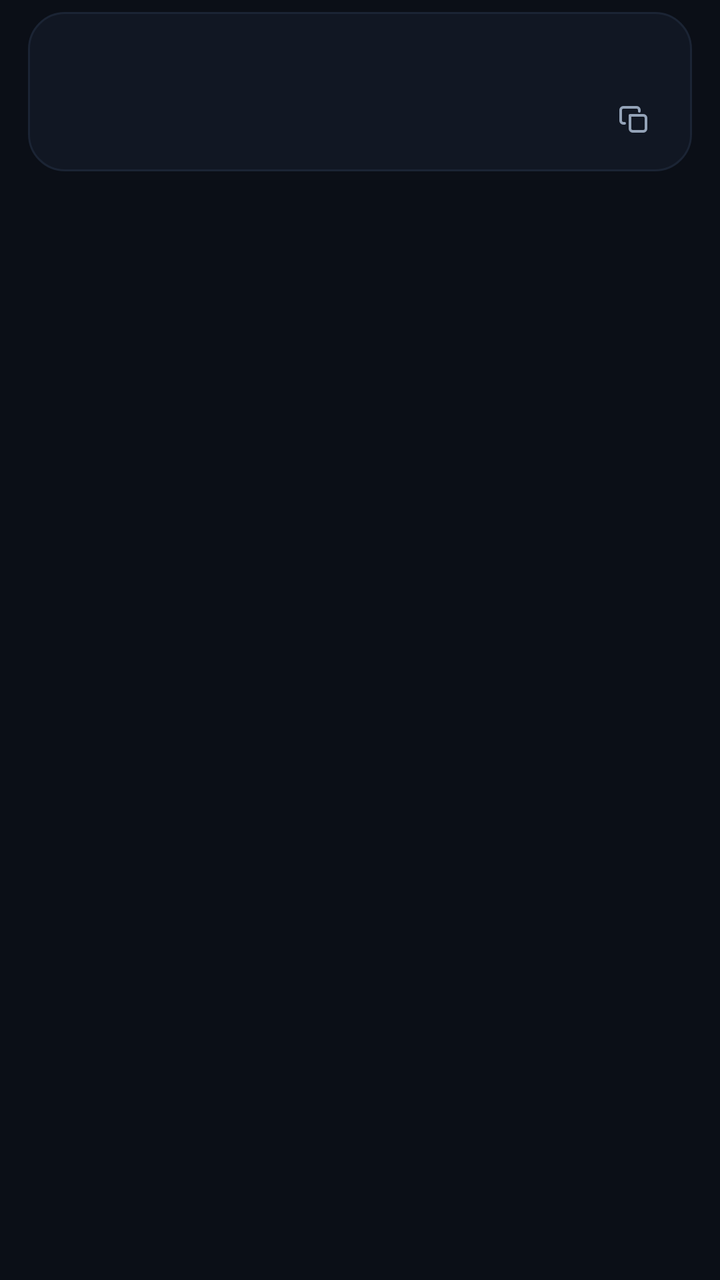
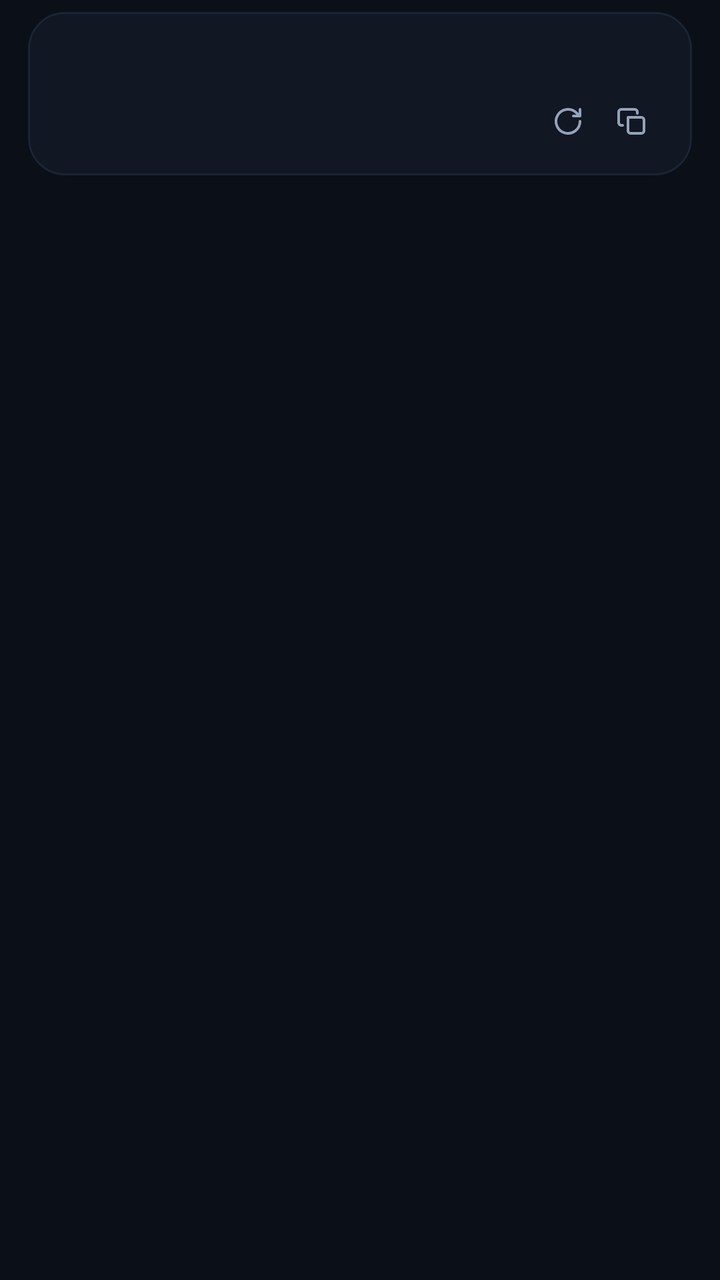

Compare the two renders of this Android layout. The source of the first and the diff that turns it into the second are given below.
<!-- AndroidManifest.xml: application theme Theme.Tree4Five -->
<!-- res/layout/item_chat_assistant.xml -->
<?xml version="1.0" encoding="utf-8"?>
<LinearLayout xmlns:android="http://schemas.android.com/apk/res/android"
    android:layout_width="match_parent"
    android:layout_height="wrap_content"
    android:orientation="vertical"
    android:paddingHorizontal="14dp"
    android:paddingVertical="6dp">

    <LinearLayout
        android:layout_width="match_parent"
        android:layout_height="wrap_content"
        android:background="@drawable/bg_chat_assistant"
        android:orientation="vertical"
        android:paddingHorizontal="15dp"
        android:paddingVertical="12dp">

        <TextView
            android:id="@+id/tvMessage"
            android:layout_width="match_parent"
            android:layout_height="wrap_content"
            android:lineSpacingExtra="4dp"
            android:textColor="@color/colorOnSurface"
            android:textIsSelectable="true"
            android:textSize="14.5sp" />

        <LinearLayout
            android:id="@+id/layoutMeta"
            android:layout_width="match_parent"
            android:layout_height="wrap_content"
            android:layout_marginTop="8dp"
            android:gravity="center_vertical"
            android:orientation="horizontal">

            <TextView
                android:id="@+id/tvMeta"
                android:layout_width="0dp"
                android:layout_height="wrap_content"
                android:layout_weight="1"
                android:fontFamily="monospace"
                android:textColor="@color/colorFaint"
                android:textSize="11sp" />

            <ImageView
                android:id="@+id/btnCopy"
                android:layout_width="28dp"
                android:layout_height="28dp"
                android:contentDescription="Copier"
                android:padding="6dp"
                android:src="@drawable/ic_copy" />
        </LinearLayout>
    </LinearLayout>
</LinearLayout>
<!-- resources referenced by this layout -->
<resources>
  <color name="colorFaint">#64748B</color>
  <color name="colorOnSurface">#E2E8F0</color>
  <!-- drawable bg_chat_assistant (drawable) -->
  <?xml version="1.0" encoding="utf-8"?>
  <shape xmlns:android="http://schemas.android.com/apk/res/android" android:shape="rectangle">
      <solid android:color="#111723" />
      <stroke android:width="1dp" android:color="#1B2434" />
      <corners android:radius="18dp" />
  </shape>
  <!-- drawable ic_copy (drawable) -->
  <?xml version="1.0" encoding="utf-8"?>
  <vector xmlns:android="http://schemas.android.com/apk/res/android"
      android:width="16dp"
      android:height="16dp"
      android:viewportWidth="24"
      android:viewportHeight="24">
      <path
          android:fillColor="#00000000"
          android:strokeColor="@color/colorMuted"
          android:strokeWidth="2"
          android:strokeLineCap="round"
          android:strokeLineJoin="round"
          android:pathData="M9,9 L19,9 A2,2 0 0 1 21,11 L21,19 A2,2 0 0 1 19,21 L11,21 A2,2 0 0 1 9,19 Z M5,15 L4,15 A2,2 0 0 1 2,13 L2,5 A2,2 0 0 1 4,3 L14,3 A2,2 0 0 1 16,5 L16,6" />
  </vector>
  <style name="Theme.Tree4Five" parent="Theme.MaterialComponents.DayNight.NoActionBar">
          <item name="colorPrimary">@color/colorPrimary</item>
          <item name="colorPrimaryVariant">@color/colorPrimaryVariant</item>
          <item name="colorOnPrimary">@color/colorOnPrimary</item>
          <item name="colorSecondary">@color/colorSecondary</item>
          <item name="colorSecondaryVariant">@color/colorSecondaryVariant</item>
          <item name="colorOnSecondary">@color/colorOnSecondary</item>
          <item name="android:colorBackground">@color/colorBackground</item>
          <item name="colorSurface">@color/colorSurface</item>
          <item name="colorOnBackground">@color/colorOnBackground</item>
          <item name="colorOnSurface">@color/colorOnSurface</item>
          <item name="android:statusBarColor">@color/colorBackground</item>
          <item name="android:navigationBarColor">@color/colorNavBar</item>
          <item name="android:windowBackground">@color/colorBackground</item>
          <item name="colorControlActivated">@color/colorPrimary</item>
          <item name="colorControlHighlight">#2210B981</item>
          <item name="materialAlertDialogTheme">@style/ThemeOverlay.Tree4Five.Dialog</item>
      </style>
  <color name="colorMuted">#94A3B8</color>
  <color name="colorPrimary">#10B981</color>
  <color name="colorPrimaryVariant">#059669</color>
  <color name="colorOnPrimary">#04150F</color>
  <color name="colorSecondary">#22D3EE</color>
  <color name="colorSecondaryVariant">#0891B2</color>
  <color name="colorOnSecondary">#06131A</color>
  <color name="colorBackground">#0B0F17</color>
  <color name="colorSurface">#131A26</color>
  <color name="colorOnBackground">#F1F5F9</color>
  <color name="colorNavBar">#0E131D</color>
  <style name="ThemeOverlay.Tree4Five.Dialog" parent="ThemeOverlay.MaterialComponents.MaterialAlertDialog">
          <item name="android:background">@color/colorSurface</item>
          <item name="colorSurface">@color/colorSurface</item>
          <item name="colorOnSurface">@color/colorOnSurface</item>
          <item name="colorPrimary">@color/colorPrimary</item>
      </style>
</resources>

<!-- the commit's change to res/layout/item_chat_assistant.xml (unified diff, before → after) -->
@@ -41,11 +41,20 @@
                 android:textSize="11sp" />
 
             <ImageView
+                android:id="@+id/btnRegenerate"
+                android:layout_width="30dp"
+                android:layout_height="30dp"
+                android:contentDescription="Régénérer"
+                android:padding="7dp"
+                android:src="@drawable/ic_refresh" />
+
+            <ImageView
                 android:id="@+id/btnCopy"
-                android:layout_width="28dp"
-                android:layout_height="28dp"
+                android:layout_width="30dp"
+                android:layout_height="30dp"
+                android:layout_marginStart="2dp"
                 android:contentDescription="Copier"
-                android:padding="6dp"
+                android:padding="7dp"
                 android:src="@drawable/ic_copy" />
         </LinearLayout>
     </LinearLayout>
<!-- resource entries referenced after the edit -->
@@ -23,6 +23,21 @@
           android:strokeLineCap="round"
           android:strokeLineJoin="round"
           android:pathData="M9,9 L19,9 A2,2 0 0 1 21,11 L21,19 A2,2 0 0 1 19,21 L11,21 A2,2 0 0 1 9,19 Z M5,15 L4,15 A2,2 0 0 1 2,13 L2,5 A2,2 0 0 1 4,3 L14,3 A2,2 0 0 1 16,5 L16,6" />
+  </vector>
+  <!-- drawable ic_refresh (drawable) -->
+  <?xml version="1.0" encoding="utf-8"?>
+  <vector xmlns:android="http://schemas.android.com/apk/res/android"
+      android:width="16dp"
+      android:height="16dp"
+      android:viewportWidth="24"
+      android:viewportHeight="24">
+      <path
+          android:fillColor="#00000000"
+          android:strokeColor="@color/colorMuted"
+          android:strokeWidth="2"
+          android:strokeLineCap="round"
+          android:strokeLineJoin="round"
+          android:pathData="M21,12 A9,9 0 1 1 18.36,5.64 L21,8 M21,3 L21,8 L16,8" />
   </vector>
   <style name="Theme.Tree4Five" parent="Theme.MaterialComponents.DayNight.NoActionBar">
           <item name="colorPrimary">@color/colorPrimary</item>
